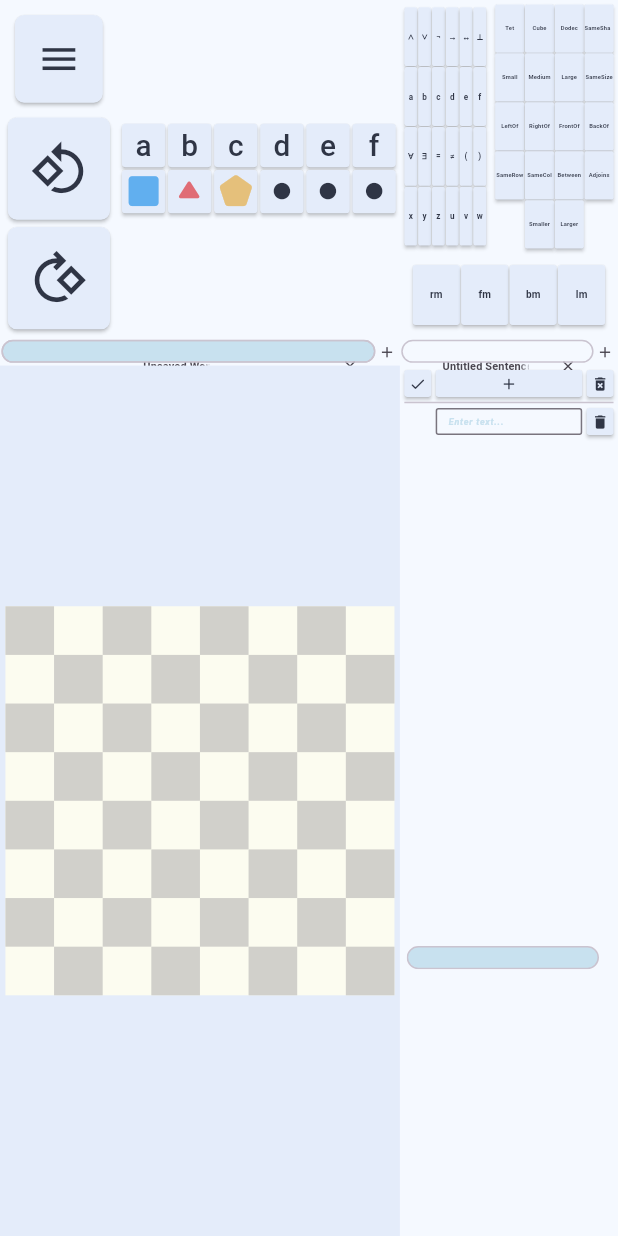
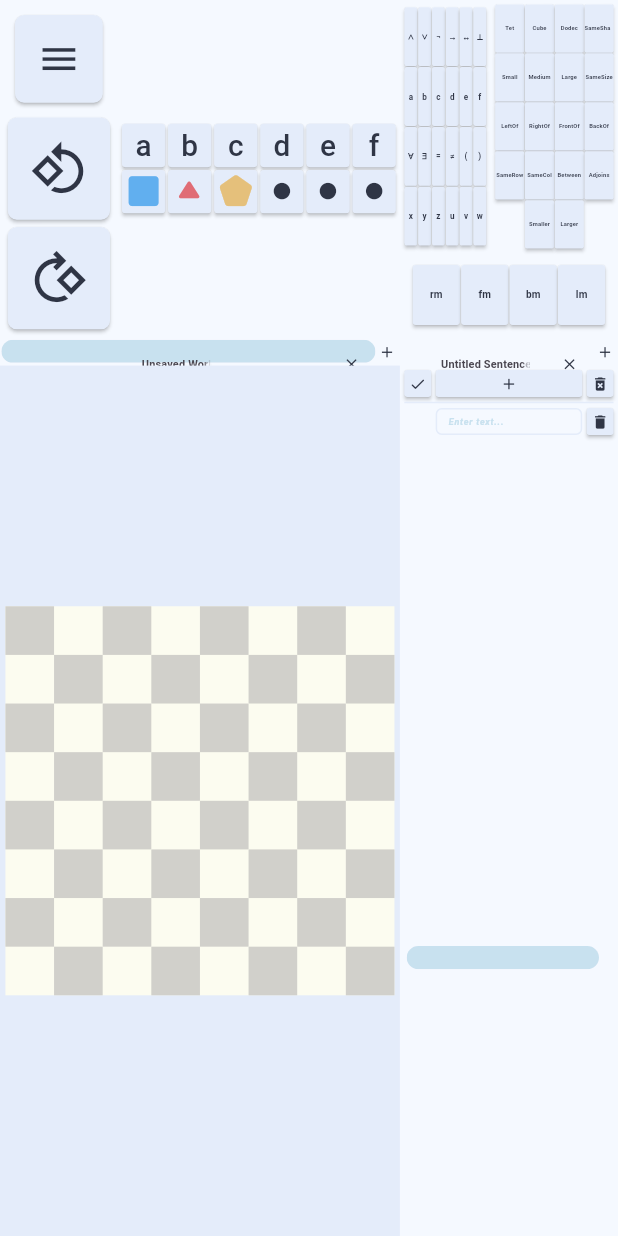
Before and after one commit to Combifightet/bivalenz_world_web, a Flutter app: the screen it shows after launch, after a tap on the "menu" icon, after a tap on "Dark mode", on a phone screen of 412 x 824 dp. Run offline on Flutter 3.47's test engine with Material 3 defaults, Android fonts, the light colour scheme and no system bars; our stand-ins replace file_picker; missing offline and left inert: dart:html, logic_expr_tree.

Commit message:
flipped board renderer so that origin (0, 0) is in the bottom left, like in the original. + updated light theme

```diff
--- a/lib/fol_world_board.dart
+++ b/lib/fol_world_board.dart
@@ -58,7 +58,7 @@
 
   void _onTapDown(TapDownDetails details) {
     Offset newSelection = details.localPosition/canvasSize*(folWorldSize*1);
-    newSelection = Offset(newSelection.dx.floorToDouble(), newSelection.dy.floorToDouble());
+    newSelection = Offset(newSelection.dx.floorToDouble(), (folWorldSize-1)-newSelection.dy.floorToDouble());
     if (selectedTile==null || (newSelection.distanceSquared-selectedTile!.distanceSquared).abs()!=0) {
       selectedTile = newSelection;
     } else {
@@ -66,26 +66,29 @@
     }
     objecButtonsKey.currentState?.refresh();
     setState(() {});    // To force repaint
+    print('selectedTile: $selectedTile');
   }
 
   void _onPanStart(DragStartDetails details) {
     Offset newSelection = details.localPosition/canvasSize*(folWorldSize*1);
-    newSelection = Offset(newSelection.dx.floorToDouble(), newSelection.dy.floorToDouble());
+    newSelection = Offset(newSelection.dx.floorToDouble(), (folWorldSize-1)-newSelection.dy.floorToDouble());
     selectedTile = newSelection;
 
     cursorLocation = details.localPosition/canvasSize*(folWorldSize*1);
+    cursorLocation = Offset(cursorLocation!.dx, (folWorldSize)-cursorLocation!.dy);
     objecButtonsKey.currentState?.refresh();
     setState(() {});    // To force repaint
   }
 
   void _onPanUpdate(DragUpdateDetails details) {
     cursorLocation = details.localPosition/canvasSize*(folWorldSize*1);
+    cursorLocation = Offset(cursorLocation!.dx, (folWorldSize)-cursorLocation!.dy);
     setState(() {});    // To force repaint
   }
 
   void _onPanEnd(DragEndDetails details) {
     Offset newSelection = details.localPosition/canvasSize*(folWorldSize*1);
-    newSelection = Offset(newSelection.dx.floorToDouble(), newSelection.dy.floorToDouble());
+    newSelection = Offset(newSelection.dx.floorToDouble(), (folWorldSize-1)-newSelection.dy.floorToDouble());
     if (newSelection.dx.floor()<0||newSelection.dx.floor()>=folWorldSize || newSelection.dy.floor()<0||newSelection.dy.floor()>=folWorldSize) {
       folWorlds[folWorldIndex].clear(selectedTile!.dx.floor(), selectedTile!.dy.floor());
     }
@@ -117,7 +120,7 @@
 
   Path drawPoly(int sides, Offset pos, ObjectSize size) {
     final double centerX = width*pos.dx + width/2;
-    final double centerY = width*pos.dy + width/2 + (sides==3?4:sides==5?2:0*uiScale*8/folWorldSize);
+    final double centerY = width*((folWorldSize-1)-pos.dy) + width/2 + (sides==3?4:sides==5?2:0*uiScale*8/folWorldSize);
     final double angle = (pi*2)/sides;
     final Path polygonPath = Path();
     final double radius = width/7 * (size.index+1);
@@ -170,11 +173,11 @@
     }
     // highliht selected field if it exists
     if (selectedTile!=null &&
-        selectedTile!.dx>=0&&selectedTile!.dx<canvasSize &&
-        selectedTile!.dy>=0&&selectedTile!.dy<canvasSize) {
+        selectedTile!.dx>=0&&selectedTile!.dx<folWorldSize &&
+        selectedTile!.dy>=0&&selectedTile!.dy<folWorldSize) {
       canvas.drawRect(
       Rect.fromCircle(
-        center: Offset(width*selectedTile!.dx.floor()+width/2, width*selectedTile!.dy.floor()+width/2),
+        center: Offset(width*selectedTile!.dx.floor()+width/2, width*((folWorldSize-1)-selectedTile!.dy.floor())+width/2),
         radius: width/2,
       ),
       Paint()
@@ -220,7 +223,7 @@
           canvas,
           Offset(
             width*objX + width*0.5 - textPainter.width*0.5,
-            width*objY + width*0.8
+            width*((folWorldSize-1)-objY) + width*0.8
           )
         );
     }
--- a/lib/theme.dart
+++ b/lib/theme.dart
@@ -95,6 +95,12 @@
       overlayColor: WidgetStatePropertyAll(cyanAccentColor.withAlpha(50)),
     )
   ),
+  iconButtonTheme: IconButtonThemeData(
+    style: ButtonStyle(
+      iconColor: WidgetStatePropertyAll(backgroundAccentColor),
+      overlayColor: WidgetStatePropertyAll(cyanAccentColor.withAlpha(50)),
+    )
+  ),
   textSelectionTheme: TextSelectionThemeData(
     cursorColor: cyanAccentColor,
     selectionColor: cyanAccentColor.withAlpha(100),
@@ -104,7 +110,9 @@
     bodyColor: backgroundAccentColor,
     displayColor: backgroundAccentColor,
   ),
-  dividerColor: foregroundAccentColor,
+  dividerTheme: DividerThemeData(
+    color: foregroundAccentColor
+  ),
   disabledColor: backgroundAccentColor,
   switchTheme: SwitchThemeData(
     thumbColor: WidgetStatePropertyAll(backgroundAccentColor),
@@ -119,6 +127,22 @@
   ),
   popupMenuTheme: PopupMenuThemeData(
     color: foregroundAccentColor
+  ),
+  menuTheme: MenuThemeData(
+    style: MenuStyle(
+      backgroundColor: WidgetStatePropertyAll(foregroundAccentColor),
+    )
+  ),
+  chipTheme: ChipThemeData(
+    backgroundColor: foregroundAccentColor,
+    selectedColor: cyanAccentColor,
+    deleteIconColor: backgroundAccentColor,
+    // padding: EdgeInsets.zero,
+    side: BorderSide.none
+  ),
+  inputDecorationTheme: InputDecorationTheme(
+    enabledBorder: OutlineInputBorder(borderSide: BorderSide(color: foregroundAccentColor)),
+    focusedBorder: OutlineInputBorder(borderSide: BorderSide(color: cyanAccentColor)),
   )
 );
 
@@ -142,6 +166,12 @@
           return foregroundAccentColor;
         }
       }),
+      iconColor: WidgetStatePropertyAll(foregroundAccentColor),
+      overlayColor: WidgetStatePropertyAll(cyanAccentColor.withAlpha(50)),
+    )
+  ),
+  iconButtonTheme: IconButtonThemeData(
+    style: ButtonStyle(
       iconColor: WidgetStatePropertyAll(foregroundAccentColor),
       overlayColor: WidgetStatePropertyAll(cyanAccentColor.withAlpha(50)),
     )
```
